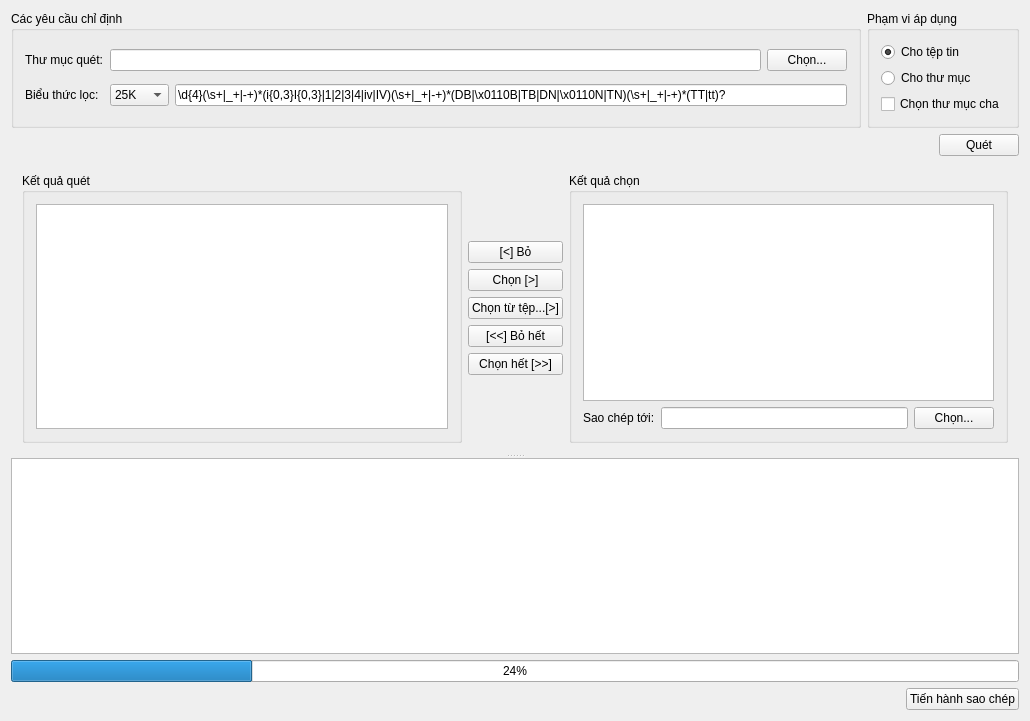
This is vMFSC/MainWindow.ui in bachns/vMFSC as Qt 5 draws it before an edit. The edited form follows.
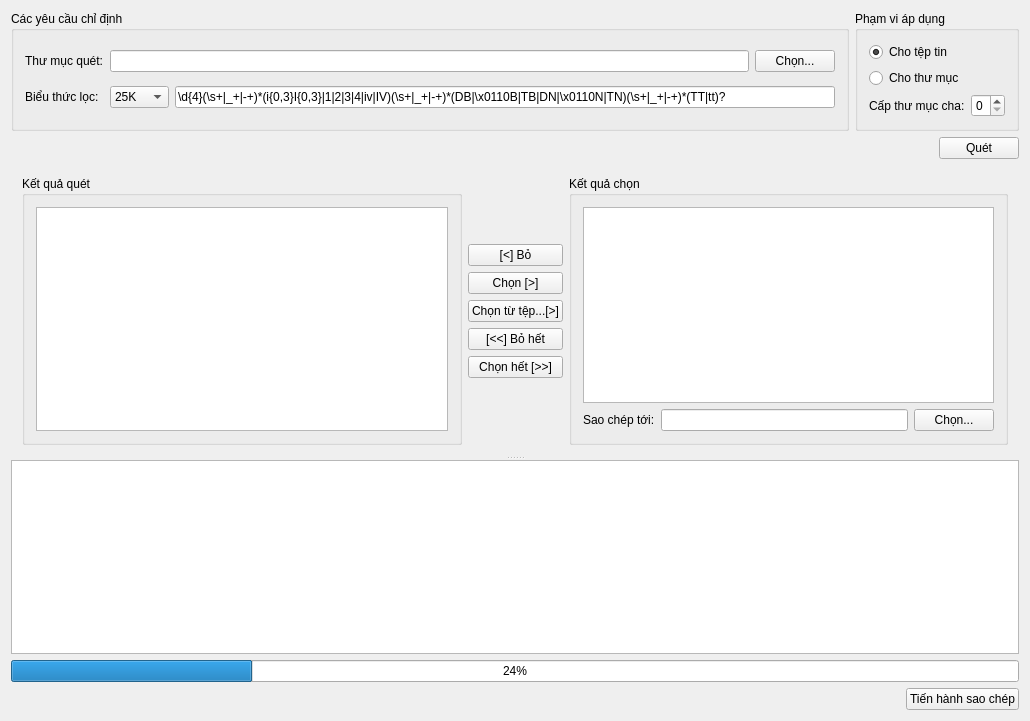
This is the edited form. Icons and pictures are not drawn.

Patch:
```diff
--- a/vMFSC/MainWindow.ui
+++ b/vMFSC/MainWindow.ui
@@ -120,7 +120,28 @@
        <string>Phạm vi áp dụng</string>
       </property>
       <layout class="QGridLayout" name="gridLayout">
-       <item row="0" column="1">
+       <item row="2" column="1">
+        <widget class="QLabel" name="parentLevelLabel">
+         <property name="text">
+          <string>Cấp thư mục cha:</string>
+         </property>
+        </widget>
+       </item>
+       <item row="2" column="2">
+        <widget class="QSpinBox" name="parentLevelSpinBox">
+         <property name="maximum">
+          <number>5</number>
+         </property>
+        </widget>
+       </item>
+       <item row="1" column="1" colspan="2">
+        <widget class="QRadioButton" name="folderRadioButton">
+         <property name="text">
+          <string>Cho thư mục</string>
+         </property>
+        </widget>
+       </item>
+       <item row="0" column="1" colspan="2">
         <widget class="QRadioButton" name="fileRadioButton">
          <property name="text">
           <string>Cho tệp tin</string>
@@ -130,20 +151,6 @@
          </property>
         </widget>
        </item>
-       <item row="1" column="1">
-        <widget class="QRadioButton" name="folderRadioButton">
-         <property name="text">
-          <string>Cho thư mục</string>
-         </property>
-        </widget>
-       </item>
-       <item row="2" column="1">
-        <widget class="QCheckBox" name="parentCheckBox">
-         <property name="text">
-          <string>Chọn thư mục cha</string>
-         </property>
-        </widget>
-       </item>
       </layout>
      </widget>
     </item>
```
